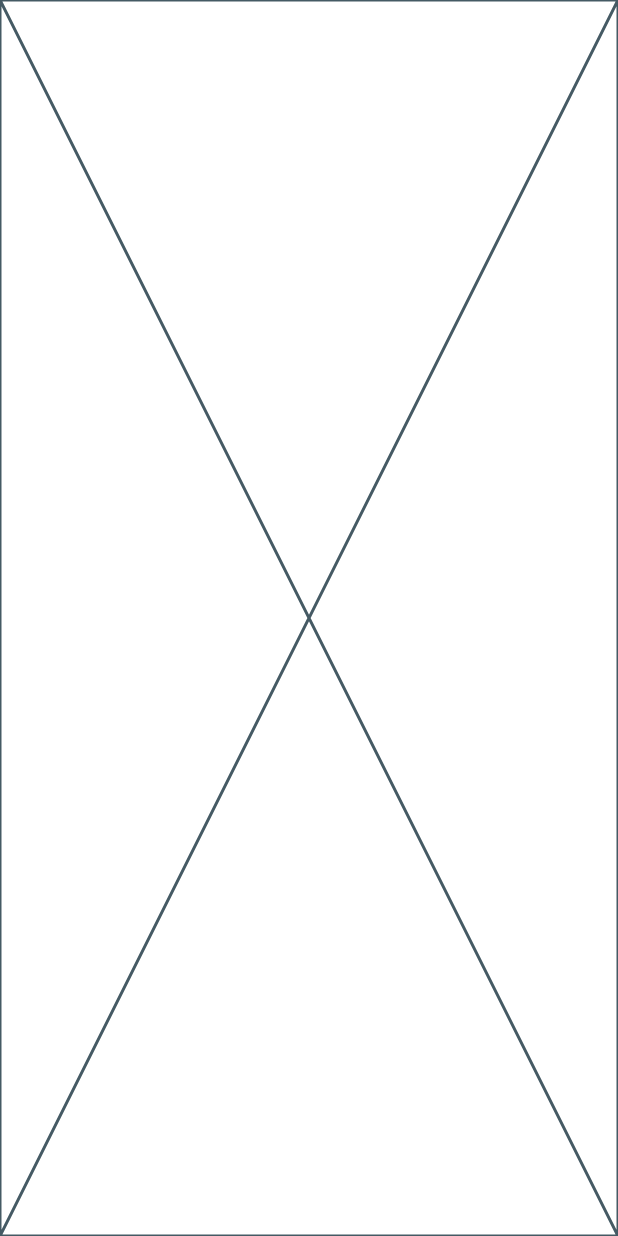
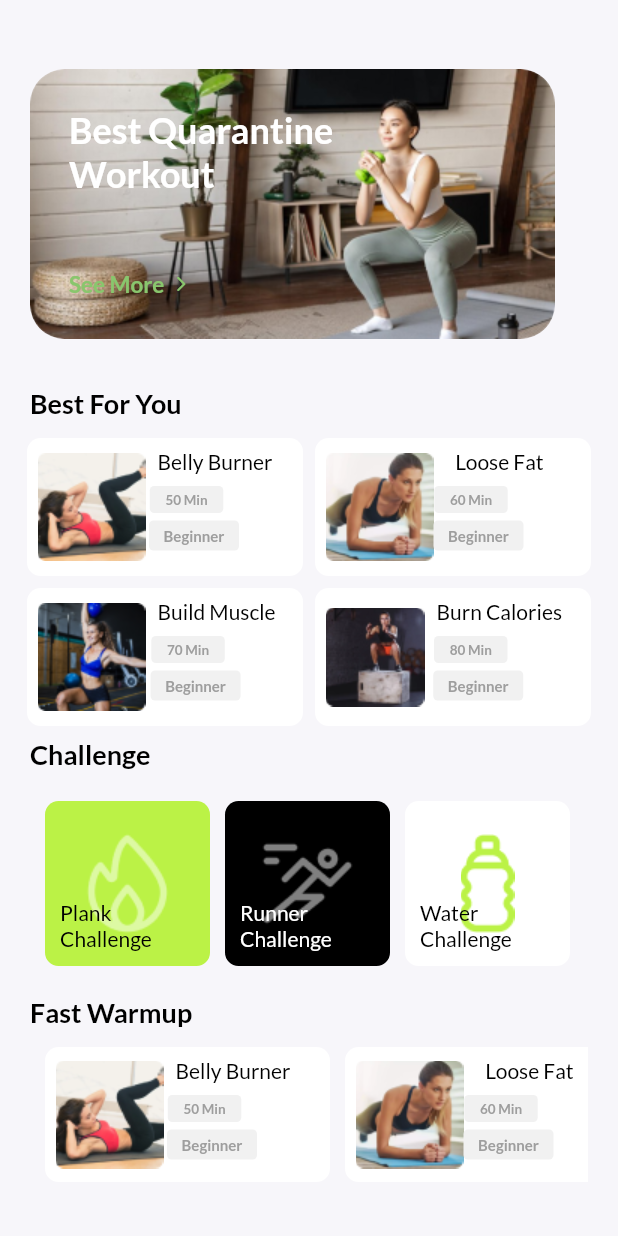
Before and after one commit to SwarnimKhire/workiiee, a Flutter app: the HomePage screen opened directly, item 2 of the bottom bar chosen, on a phone screen of 412 x 824 dp. Run offline on Flutter 3.47's test engine with Material 2 defaults, Android fonts, the light colour scheme and no system bars; our stand-ins replace google_fonts, ionicons.

Commit message:
3 screen

```diff
--- a/lib/screens/workout.dart
+++ b/lib/screens/workout.dart
@@ -1,10 +1,114 @@
 import 'package:flutter/material.dart';
+import 'package:sunday/utils/colors.dart';
+import 'package:sunday/utils/texts.dart';
+import 'package:sunday/widgets/challenge.dart';
+import 'package:sunday/widgets/precard.dart';
 
 class Workout extends StatelessWidget {
   const Workout({super.key});
 
   @override
   Widget build(BuildContext context) {
-    return const Placeholder();
+    return Scaffold(
+      backgroundColor: const Color(0xffF7F6FA),
+      body: Column(
+        crossAxisAlignment: CrossAxisAlignment.start,
+        children: [
+          const SizedBox(height: 26),
+          Padding(
+            padding: const EdgeInsets.all(20.0),
+            child: Container(
+              width: 350,
+              height: 180,
+              padding: const EdgeInsets.all(26),
+              decoration: BoxDecoration(
+                borderRadius: BorderRadius.circular(23),
+                image: const DecorationImage(
+                    image: AssetImage('assets/images/banner.png'),
+                    fit: BoxFit.cover),
+              ),
+              child: const Column(
+                crossAxisAlignment: CrossAxisAlignment.start,
+                children: [
+                  TextC(
+                      title: 'Best Quarantine\nWorkout',
+                      color: whiteColor,
+                      size: 24,
+                      weight: FontWeight.w600),
+                  SizedBox(height: 50),
+                  Row(
+                    children: [
+                      TextC(
+                          title: 'See More',
+                          color: lightgreenColor,
+                          size: 15,
+                          weight: FontWeight.bold),
+                      SizedBox(width: 5),
+                      Icon(Icons.arrow_forward_ios_rounded,
+                          color: lightgreenColor, size: 12),
+                    ],
+                  ),
+                ],
+              ),
+            ),
+          ),
+          const Padding(
+            padding: EdgeInsets.symmetric(horizontal: 20.0, vertical: 12),
+            child: TextC(
+                title: 'Best For You',
+                color: blackColor,
+                size: 18,
+                weight: FontWeight.w600),
+          ),
+          const ReTile(),
+          const Padding(
+            padding: EdgeInsets.symmetric(horizontal: 20.0),
+            child: TextC(
+                title: 'Challenge',
+                color: blackColor,
+                size: 18,
+                weight: FontWeight.w700),
+          ),
+          Padding(
+            padding: const EdgeInsets.symmetric(horizontal: 20.0, vertical: 20),
+            child: SizedBox(
+              height: 110,
+              child: ListView(
+                scrollDirection: Axis.horizontal,
+                children: [
+                  Challenge(
+                      color: neonColor,
+                      img: 'fire',
+                      tcolor: blackColor,
+                      title: 'Plank Challenge'),
+                  Challenge(
+                      color: blackColor,
+                      img: 'run',
+                      tcolor: whiteColor,
+                      title: 'Runner Challenge'),
+                  Challenge(
+                      color: whiteColor,
+                      img: 'bottle',
+                      tcolor: blackColor,
+                      title: 'Water Challenge'),
+                ],
+              ),
+            ),
+          ),
+          const Padding(
+            padding: EdgeInsets.only(left: 20.0, right: 20, bottom: 12),
+            child: TextC(
+                title: 'Fast Warmup',
+                color: blackColor,
+                size: 18,
+                weight: FontWeight.w700),
+          ),
+          const Padding(
+            padding: EdgeInsets.symmetric(horizontal: 20.0),
+            child: SizedBox(height: 90, child: Fast()),
+          )
+        ],
+      ),
+    );
   }
 }
--- /dev/null
+++ b/lib/widgets/challenge.dart
@@ -0,0 +1,36 @@
+import 'package:flutter/material.dart';
+import 'package:sunday/utils/colors.dart';
+import 'package:sunday/utils/texts.dart';
+
+class Challenge extends StatelessWidget {
+  Challenge(
+      {super.key,
+      required this.color,
+      required this.img,
+      required this.tcolor,
+      required this.title});
+  String title;
+  String img;
+  Color color;
+  Color tcolor;
+  @override
+  Widget build(BuildContext context) {
+
+      return Container(
+        margin: EdgeInsets.only(left: 10),
+        padding: const EdgeInsets.all(10),
+        alignment: Alignment.bottomLeft,
+        height: 110,
+        width: 110,
+        decoration: BoxDecoration(
+          borderRadius: BorderRadius.circular(9),
+          color: color,
+          image: DecorationImage(
+            image: AssetImage('assets/images/$img.png'),
+          ),
+        ),
+        child: TextC(
+            title: title, color: tcolor, size: 14, weight: FontWeight.w500),
+      );
+    }
+  }
--- a/lib/widgets/personal.dart
+++ b/lib/widgets/personal.dart
@@ -9,13 +9,12 @@ class PersonalCard extends StatelessWidget {
   Widget build(BuildContext context) {
     double value = 5;
     return Expanded(
-
       child: ListView.builder(
           scrollDirection: Axis.vertical,
           itemCount: img.length,
           itemBuilder: (context, index) {
             return Container(
-            margin: EdgeInsets.only(bottom: 10),
+              margin: const EdgeInsets.only(bottom: 10),
               height: 120,
               width: 350,
               decoration: BoxDecoration(
@@ -43,14 +42,14 @@ class PersonalCard extends StatelessWidget {
                           weight: FontWeight.w500),
                       const SizedBox(height: 10),
                       TextC(
-                        title: title[index] ,
+                          title: title[index],
                           color: greyColor,
                           size: 13,
                           weight: FontWeight.w600),
                       const SizedBox(height: 10),
                       Container(
-                      decoration:
-                          BoxDecoration(borderRadius: BorderRadius.circular(3)),
+                        decoration: BoxDecoration(
+                            borderRadius: BorderRadius.circular(3)),
                         width: 180,
                         child: LinearProgressIndicator(
                           backgroundColor: blackColor,
@@ -61,7 +60,6 @@ class PersonalCard extends StatelessWidget {
                       ),
                     ],
                   ),
-
                   Container(
                     alignment: Alignment.center,
                     height: 19,
@@ -80,21 +78,19 @@ class PersonalCard extends StatelessWidget {
                 ],
               ),
             );
-        }
-      ),
+          }),
     );
   }
 }
+
 List<String> img = ['wom', 'mark', 'mask'];
 List<String> title = [
   '100 Push Up a Day.',
   '20 Sit Up a Day',
   '90 Bi Up a Day',
-
 ];
 List<String> sub = [
   'Push Up',
   'Sit Up',
   'Biceps To',
-
 ];
--- /dev/null
+++ b/lib/widgets/precard.dart
@@ -0,0 +1,170 @@
+import 'package:flutter/material.dart';
+import 'package:sunday/utils/colors.dart';
+import 'package:sunday/utils/texts.dart';
+
+
+
+class ReTile extends StatelessWidget {
+  const ReTile({
+    super.key,
+  });
+  // String img;
+  // String title;
+  // String tme;
+
+  @override
+  Widget build(BuildContext context) {
+    return SizedBox(
+      height: 200,
+      child: GridView.builder(
+        padding: EdgeInsets.symmetric(horizontal: 18),
+          gridDelegate: const SliverGridDelegateWithFixedCrossAxisCount(
+              crossAxisCount: 2,
+              mainAxisSpacing: 8,
+              crossAxisSpacing: 8,
+              childAspectRatio: 200 / 100),
+          itemCount: img.length,
+          itemBuilder: (context, index) {
+            return Container(
+              padding: const EdgeInsets.all(7),
+              height: 90,
+              width: 200,
+              decoration: BoxDecoration(
+                  borderRadius: BorderRadius.circular(9), color: whiteColor),
+              child: Row(
+                children: [
+                  Image.asset('assets/images/${img[index]}.png'),
+                  Column(
+                    children: [
+                      Padding(
+                        padding: const EdgeInsets.only(left: 8.0),
+                        child: TextC(
+                            title: title[index],
+                            color: blackColor,
+                            size: 14,
+                            weight: FontWeight.w500),
+                      ),
+                      const SizedBox(height: 8),
+                      Container(
+                        margin: const EdgeInsets.only(bottom: 5, right: 30),
+                        alignment: Alignment.center,
+                        height: 18,
+                        width: 49,
+                        decoration: BoxDecoration(
+                          borderRadius: BorderRadius.circular(3),
+                          color: const Color(0xffF1F1F1),
+                        ),
+                        child: TextC(
+                            title: tme[index],
+                            color: Colors.grey,
+                            size: 9,
+                            weight: FontWeight.w600),
+                      ),
+                      Container(
+                        margin: const EdgeInsets.only(right: 20),
+                        alignment: Alignment.center,
+                        height: 20,
+                        width: 60,
+                        decoration: BoxDecoration(
+                          borderRadius: BorderRadius.circular(3),
+                          color: const Color(0xffF1F1F1),
+                        ),
+                        child: const TextC(
+                            title: 'Beginner',
+                            color: Colors.grey,
+                            size: 10,
+                            weight: FontWeight.w600),
+                      ),
+                    ],
+                  )
+                ],
+              ),
+            );
+          }),
+    );
+  }
+}
+
+class Fast extends StatelessWidget {
+  const Fast({super.key});
+
+  @override
+  Widget build(BuildContext context) {
+    return ListView.builder(
+      scrollDirection: Axis.horizontal,
+      itemBuilder: (context, index) {
+        return Container(
+          margin: EdgeInsets.only(left: 10),
+                  padding: const EdgeInsets.all(7),
+                  height: 80,
+                  width: 190,
+                  decoration: BoxDecoration(
+                      borderRadius: BorderRadius.circular(9), color: whiteColor),
+                  child: Row(
+                    children: [
+                      Image.asset('assets/images/${img[index]}.png'),
+                      Column(
+                        children: [
+                          Padding(
+                            padding: const EdgeInsets.only(left: 8.0),
+                            child: TextC(
+                                title: title[index],
+                                color: blackColor,
+                                size: 14,
+                                weight: FontWeight.w500),
+                          ),
+                          const SizedBox(height: 8),
+                          Container(
+                            margin: const EdgeInsets.only(bottom: 5, right: 30),
+                            alignment: Alignment.center,
+                            height: 18,
+                            width: 49,
+                            decoration: BoxDecoration(
+                              borderRadius: BorderRadius.circular(3),
+                              color: const Color(0xffF1F1F1),
+                            ),
+                            child: TextC(
+                                title: tme[index],
+                                color: Colors.grey,
+                                size: 9,
+                                weight: FontWeight.w600),
+                          ),
+                          Container(
+                            margin: const EdgeInsets.only(right: 20),
+                            alignment: Alignment.center,
+                            height: 20,
+                            width: 60,
+                            decoration: BoxDecoration(
+                              borderRadius: BorderRadius.circular(3),
+                              color: const Color(0xffF1F1F1),
+                            ),
+                            child: const TextC(
+                                title: 'Beginner',
+                                color: Colors.grey,
+                                size: 10,
+                                weight: FontWeight.w600),
+                          ),
+                        ],
+                      )
+                    ],
+                  ),
+                );
+      }
+    );
+  }
+}
+
+List<String> img = ['stretch', 'plank', 'curl', 'sqaut'];
+List<String> title = [
+  'Belly Burner',
+  'Loose Fat',
+  'Build Muscle',
+  'Burn Calories'
+];
+
+List<String> tme = [
+  '50 Min',
+  '60 Min',
+  '70 Min',
+  '80 Min',
+];
```
Also changed, not shown: assets/images/Fast.png (added), assets/images/banner.png (added), assets/images/bottle.png (added), assets/images/curl.png (added), assets/images/fire.png (added), assets/images/plank.png (added), assets/images/run.png (added), assets/images/sqaut.png (added), assets/images/stretch.png (added), assets/images/wrk.png (added). Lines whose indentation alone changed are shown as unchanged.
